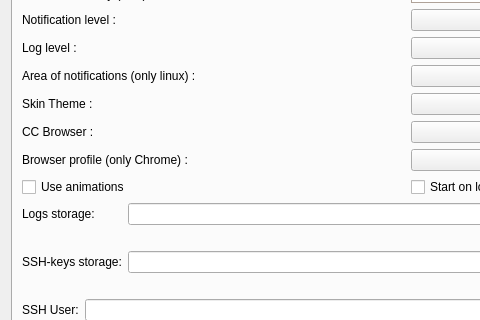
First picture: the form in hub/forms/DlgSettings.ui, repository subutai-io/control-center, before the edit; both pictures show x 0 to 480 and y 177 to 497 of the 622 by 632 pixel window.
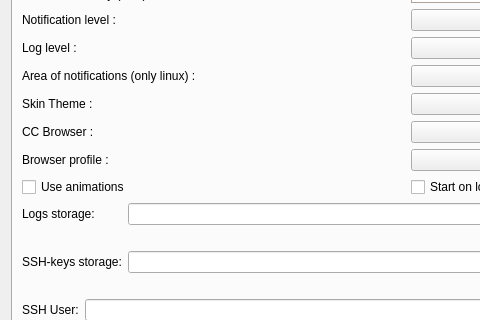
Second picture: the form after the edit. Icons and pictures are not drawn.

Commit message: firefox profiles

```diff
--- a/hub/forms/DlgSettings.ui
+++ b/hub/forms/DlgSettings.ui
@@ -328,7 +328,7 @@
            <item row="8" column="0">
             <widget class="QLabel" name="lbl_profile">
              <property name="text">
-              <string>Browser profile (only Chrome) :</string>
+              <string>Browser profile :</string>
              </property>
             </widget>
            </item>
```
The commit also changes 10 other files.
